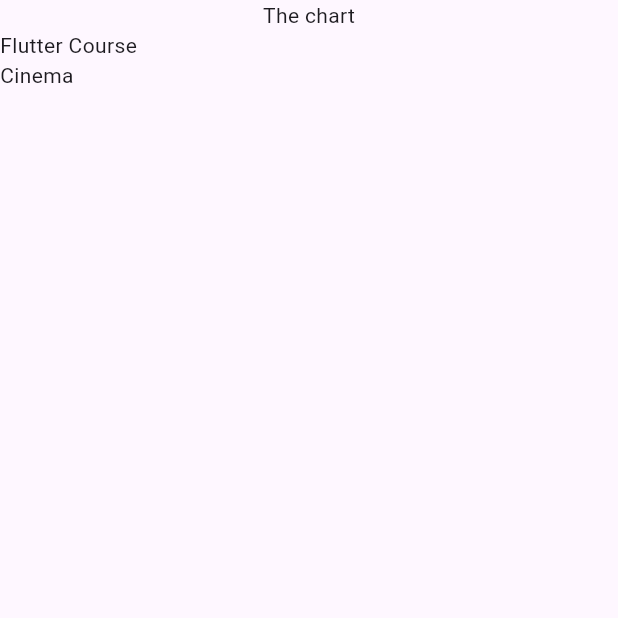
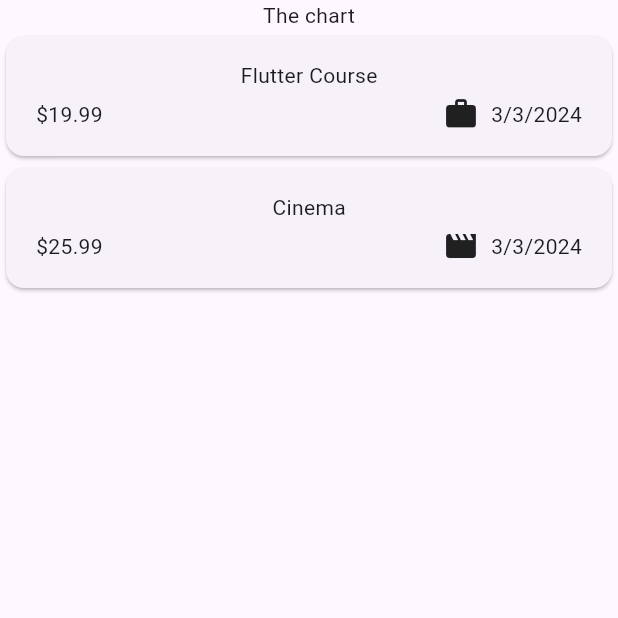
Before and after one commit to Sharoz29/expense-tracker-app, a Flutter app: the screen it shows after launch, on a phone screen of 412 x 824 dp, the top half of it. Run offline on Flutter 3.47's test engine with Material 3 defaults, Android fonts, the phone set to English and light mode, and no system bars.

Commit message:
Enabling model to dynamically get data, and use data to render each card

```diff
--- a/lib/main.dart
+++ b/lib/main.dart
@@ -1,5 +1,5 @@
 import 'package:flutter/material.dart';
-import 'package:expense_tracker/expenses.dart';
+import 'package:expense_tracker/widgets/expenses.dart';
 
 void main() {
   runApp(
--- a/lib/models/expense.dart
+++ b/lib/models/expense.dart
@@ -1,8 +1,19 @@
+import 'package:flutter/material.dart';
 import 'package:uuid/uuid.dart';
+import 'package:intl/intl.dart';
+
+final formatter= DateFormat.yMd();
 
 const uuid = Uuid();
 
 enum Category { food, travel, leisure, work }
+
+const Map<Category, IconData> categoryIcons = {
+  Category.food : Icons.lunch_dining,
+  Category.leisure : Icons.movie,
+  Category.travel: Icons.flight_takeoff,
+  Category.work : Icons.work
+};
 
 class Expense {
   Expense(
@@ -17,4 +28,9 @@ class Expense {
   final double amount;
   final DateTime date;
   final Category category;
+
+  // getter for returning a formatted date
+  String get formatDate{
+    return formatter.format(date);
+  }
 }
--- a/lib/expenses.dart
+++ b/lib/widgets/expenses.dart
@@ -1,7 +1,6 @@
-import "package:expense_tracker/expenses_list.dart";
+import "package:expense_tracker/widgets/expenses_list/expenses_list.dart";
 import "package:expense_tracker/models/expense.dart";
 import "package:flutter/material.dart";
-import "package:flutter/widgets.dart";
 
 class Expenses extends StatefulWidget {
   const Expenses({super.key});
--- /dev/null
+++ b/lib/widgets/expenses_list/expense_item.dart
@@ -0,0 +1,35 @@
+import 'package:expense_tracker/models/expense.dart';
+import 'package:flutter/material.dart';
+
+class ExpenseItem extends StatelessWidget {
+  const ExpenseItem({super.key, required this.expense});
+
+  final Expense expense;
+
+  @override
+  Widget build(BuildContext context) {
+    return Card(
+      child: Padding(
+          padding: const EdgeInsets.symmetric(horizontal: 20, vertical: 16),
+          child: Column(
+            children: [
+              Text(expense.title),
+              const SizedBox(
+                height: 4,
+              ),
+              Row(
+                children: [
+                  Text('\$${expense.amount.toStringAsFixed(2)}'),
+                  const Spacer(),
+                  Row(children: [
+                    Icon(categoryIcons[expense.category]),
+                    const SizedBox(width: 8,),
+                    Text(expense.formatDate),
+                  ])
+                ],
+              ),
+            ],
+          )),
+    );
+  }
+}
--- a/lib/expenses_list.dart
+++ b/lib/widgets/expenses_list/expenses_list.dart
@@ -1,4 +1,5 @@
 import "package:expense_tracker/models/expense.dart";
+import "package:expense_tracker/widgets/expenses_list/expense_item.dart";
 import "package:flutter/material.dart";
 
 class ExpensesList extends StatelessWidget {
@@ -8,7 +9,6 @@ class ExpensesList extends StatelessWidget {
 
   @override
   Widget build(BuildContext context) {
-
     // used when we have a list of unknown (potenrially a great numeber)
     // items and list view with the builder ensures that the widget
     // in the view are only created when he view is about to be created
@@ -16,7 +16,9 @@ class ExpensesList extends StatelessWidget {
     return ListView.builder(
       // the itemBuilder will be called the exact number of times as the item count
       itemCount: expenseList.length,
-      itemBuilder: (context, index) => Text(expenseList[index].title),
+      itemBuilder: (context, index) => ExpenseItem(
+        expense: expenseList[index],
+      ),
     );
   }
 }
--- a/pubspec.yaml
+++ b/pubspec.yaml
@@ -36,6 +36,7 @@ dependencies:
   # Use with the CupertinoIcons class for iOS style icons.
   cupertino_icons: ^1.0.6
   uuid: ^4.3.3
+  intl: ^0.19.0
 
 dev_dependencies:
   flutter_test:
```
Also changed, not shown: pubspec.lock.
